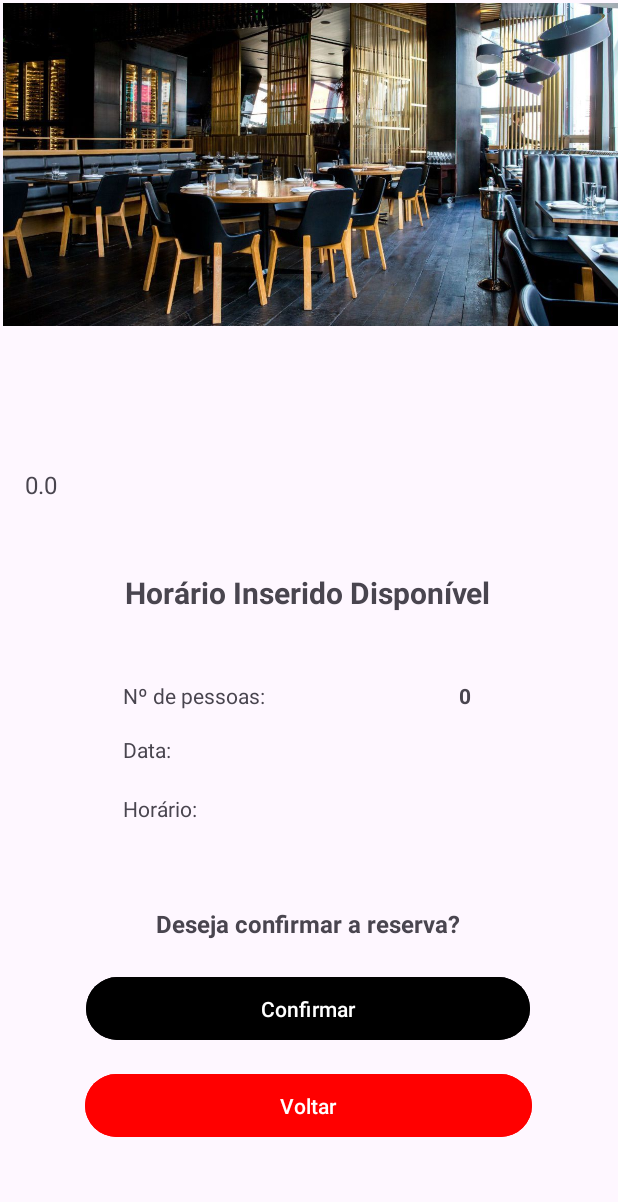
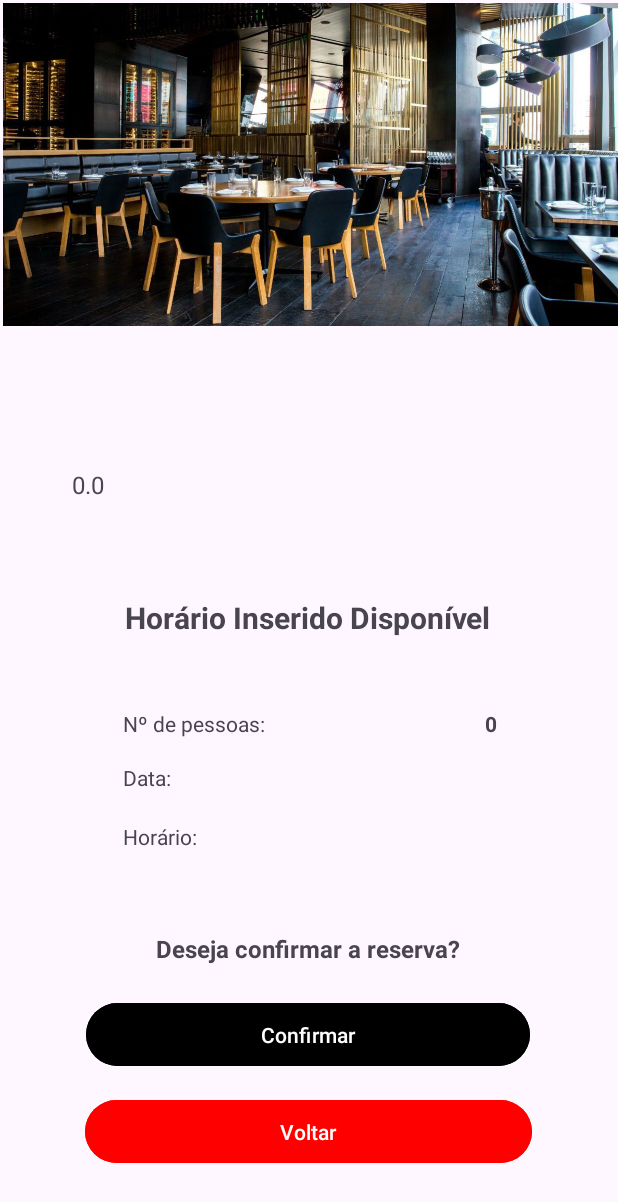
Before and after one commit to khuunsh68/DADM_TableTime, an Android app: the ConfirmReserveSelectedRestaurantActivity screen opened directly, with no data from a screen before it, on a phone screen of 412 x 824 dp. Shown: the top 1202 px of the screen. Run offline under Robolectric (Android 15) with nearby library versions, the phone set to English and light mode, and no system bars; our stand-ins replace Volley.

Commit message:
Funcionalidades novas e melhorias

```diff
--- a/TableTime/app/build.gradle.kts
+++ b/TableTime/app/build.gradle.kts
@@ -44,6 +44,7 @@ dependencies {
     implementation(libs.androidx.constraintlayout)
     implementation(libs.volley)
     implementation(libs.glide)
+    implementation(libs.picasso)
     testImplementation(libs.junit)
     androidTestImplementation(libs.androidx.junit)
     androidTestImplementation(libs.androidx.espresso.core)
--- a/TableTime/app/src/main/java/com/ua/tabletime/ConfirmReserveSelectedRestaurantActivity.kt
+++ b/TableTime/app/src/main/java/com/ua/tabletime/ConfirmReserveSelectedRestaurantActivity.kt
@@ -5,8 +5,8 @@ import android.os.Bundle
 import android.util.Log
 import android.widget.Button
 import android.widget.TextView
-import android.widget.Toast
 import androidx.activity.enableEdgeToEdge
+import androidx.appcompat.app.AlertDialog
 import androidx.appcompat.app.AppCompatActivity
 import androidx.core.view.ViewCompat
 import androidx.core.view.WindowInsetsCompat
@@ -18,6 +18,7 @@ class ConfirmReserveSelectedRestaurantActivity : AppCompatActivity() {
     lateinit var txtNomeRestauranteSelecionado: TextView
     lateinit var txtAvaliacaoRestauranteSelecionado: TextView
     lateinit var txtTipoCozinhaRestauranteSelecionado: TextView
+    lateinit var textEndereco: TextView
     lateinit var txtViewInfoNumeroPessoas: TextView
     lateinit var txtViewInfoData: TextView
     lateinit var txtViewInfoHorario: TextView
@@ -32,6 +33,7 @@ class ConfirmReserveSelectedRestaurantActivity : AppCompatActivity() {
     private var restaurantName: String? = null
     private var restaurantAvaliacao: Double = 0.0
     private var restaurantCuisine: String? = null
+    private var restaurantEndereco: String? = null
 
     override fun onCreate(savedInstanceState: Bundle?) {
         super.onCreate(savedInstanceState)
@@ -48,6 +50,7 @@ class ConfirmReserveSelectedRestaurantActivity : AppCompatActivity() {
             findViewById(R.id.textViewAvaliacaoRestauranteSelecionado)
         txtTipoCozinhaRestauranteSelecionado =
             findViewById(R.id.textViewTipoCozinhaRestauranteSelecionado)
+        textEndereco = findViewById(R.id.textEndereco)
         txtViewInfoNumeroPessoas = findViewById(R.id.textViewInfoNumeroPessoas)
         txtViewInfoData = findViewById(R.id.textViewInfoData)
         txtViewInfoHorario = findViewById(R.id.textViewInfoHorario)
@@ -62,10 +65,12 @@ class ConfirmReserveSelectedRestaurantActivity : AppCompatActivity() {
         restaurantName = sharedPref.getString("restaurant_name", "")
         restaurantAvaliacao = sharedPref.getFloat("restaurant_avaliacao", 0.0f).toDouble()
         restaurantCuisine = sharedPref.getString("restaurant_cuisine", "")
+        restaurantEndereco = sharedPref.getString("restaurant_endereco", "")
 
         txtNomeRestauranteSelecionado.text = restaurantName
-        txtAvaliacaoRestauranteSelecionado.text = restaurantAvaliacao.toString()
+        txtAvaliacaoRestauranteSelecionado.text = String.format("%.1f", restaurantAvaliacao)
         txtTipoCozinhaRestauranteSelecionado.text = restaurantCuisine
+        textEndereco.text = restaurantEndereco
         txtViewInfoNumeroPessoas.text = quantidade.toString()
         txtViewInfoData.text = dataReserva
         txtViewInfoHorario.text = horario
@@ -82,12 +87,12 @@ class ConfirmReserveSelectedRestaurantActivity : AppCompatActivity() {
                 fetchVerificarDisponibilidadeFromApi()
                 btnConfirmarReserva.isEnabled = false
             } else {
-                Toast.makeText(this, "Requisição já em andamento. Por favor, aguarde.", Toast.LENGTH_SHORT).show()
+                showDialog("Atenção", "Requisição já em andamento. Por favor, aguarde.")
             }
         }
 
         btnVoltar.setOnClickListener {
-            startActivity(Intent(this, SelectedRestaurantActivity::class.java))
+            finish()
         }
     }
 
@@ -110,24 +115,23 @@ class ConfirmReserveSelectedRestaurantActivity : AppCompatActivity() {
             { response ->
                 isRequestInProgress = false
                 val disponibilidade = response.getString("disponibilidade")
-                Toast.makeText(this, disponibilidade, Toast.LENGTH_LONG).show()
 
                 Log.d("ddd", disponibilidade)
                 if (disponibilidade == "horario disponivel") {
                     addReserva()
                 } else if (disponibilidade == "horario indisponivel") {
-                    Toast.makeText(this, "Horario indisponivel!\n Tente outro.", Toast.LENGTH_LONG).show()
+                    showDialog("Atenção", "Horário indisponível! Tente outro.")
                 }
             },
             { error ->
                 isRequestInProgress = false
                 val errorMsg = when (error.networkResponse?.statusCode) {
                     400 -> "Parâmetros inválidos."
-                    401 -> "Horario indisponivel!\n Tente outro."
+                    401 -> "Horário indisponível! Tente outro."
                     500 -> "Erro interno do servidor."
                     else -> "Erro: ${error.toString()}"
                 }
-                Toast.makeText(this, errorMsg, Toast.LENGTH_LONG).show()
+                showDialog("Erro", errorMsg)
             },
             mapOf("Authorization" to "Bearer $token", "Content-Type" to "application/json")
         )
@@ -154,7 +158,7 @@ class ConfirmReserveSelectedRestaurantActivity : AppCompatActivity() {
             Request.Method.POST, url, jsonObject,
             { response ->
                 isRequestInProgress = false
-                Toast.makeText(this, "Reserva adicionada com sucesso!", Toast.LENGTH_LONG).show()
+                showDialog("Sucesso", "Reserva adicionada com sucesso!")
                 startActivity(Intent(this, ReservaConfirmadaActivity::class.java))
             },
             { error ->
@@ -165,9 +169,17 @@ class ConfirmReserveSelectedRestaurantActivity : AppCompatActivity() {
                     500 -> "Erro interno do servidor."
                     else -> "Erro: ${error.toString()}"
                 }
-                Toast.makeText(this, errorMsg, Toast.LENGTH_LONG).show()
+                showDialog("Erro", errorMsg)
             },
             mapOf("Authorization" to "Bearer $token", "Content-Type" to "application/json")
         )
     }
+
+    private fun showDialog(title: String, message: String) {
+        val builder = AlertDialog.Builder(this)
+        builder.setTitle(title)
+        builder.setMessage(message)
+        builder.setPositiveButton("OK") { dialog, _ -> dialog.dismiss() }
+        builder.create().show()
+    }
 }
--- a/TableTime/app/src/main/java/com/ua/tabletime/ReservaConfirmadaActivity.kt
+++ b/TableTime/app/src/main/java/com/ua/tabletime/ReservaConfirmadaActivity.kt
@@ -15,6 +15,7 @@ class ReservaConfirmadaActivity: AppCompatActivity() {
     lateinit var textViewNomeRestaurante: TextView
     lateinit var textViewAvaliacaoRestaurante: TextView
     lateinit var textViewTipoCozinhaRestaurante: TextView
+    lateinit var textEndereco: TextView
 
     override fun onCreate(savedInstanceState: Bundle?) {
         super.onCreate(savedInstanceState)
@@ -30,6 +31,7 @@ class ReservaConfirmadaActivity: AppCompatActivity() {
         textViewNomeRestaurante = findViewById(R.id.textViewNomeRestauranteSelecionado)
         textViewAvaliacaoRestaurante = findViewById(R.id.textViewAvaliacaoRestauranteSelecionado)
         textViewTipoCozinhaRestaurante = findViewById(R.id.textViewTipoCozinhaRestauranteSelecionado)
+        textEndereco = findViewById(R.id.textEndereco)
 
         val sharedPref = getSharedPreferences("appPrefs", MODE_PRIVATE)
 
@@ -40,10 +42,12 @@ class ReservaConfirmadaActivity: AppCompatActivity() {
         val restaurantName = sharedPref.getString("restaurant_name", "")
         val restaurantAvaliacao = sharedPref.getFloat("restaurant_avaliacao", 0.0f).toDouble()
         val restaurantCuisine = sharedPref.getString("restaurant_cuisine", "")
+        val restaurantEndereco = sharedPref.getString("restaurant_endereco", "")
 
         textViewNomeRestaurante.text = restaurantName
-        textViewAvaliacaoRestaurante.text = restaurantAvaliacao.toString()
+        textViewAvaliacaoRestaurante.text = String.format("%.1f", restaurantAvaliacao)
         textViewTipoCozinhaRestaurante.text = restaurantCuisine
+        textEndereco.text = restaurantEndereco
 
         btnVoltarHomepage.setOnClickListener {
             startActivity(Intent(this, HomepageActivity::class.java))
--- a/TableTime/app/src/main/java/com/ua/tabletime/Restaurant.kt
+++ b/TableTime/app/src/main/java/com/ua/tabletime/Restaurant.kt
@@ -17,6 +17,7 @@ data class Restaurant(
         imageResource: String,
         name: String,
         cuisineType: String,
-        avaliacao: Double
-    ) : this(id, name, "", Time(0), Time(0), avaliacao, imageResource, cuisineType)
+        avaliacao: Double,
+        endereco: String
+    ) : this(id, name, endereco, Time(0), Time(0), avaliacao, imageResource, cuisineType)
 }
--- /dev/null
+++ b/TableTime/app/src/main/res/drawable/background_blur.xml
@@ -0,0 +1,4 @@
+<?xml version="1.0" encoding="utf-8"?>
+<shape xmlns:android="http://schemas.android.com/apk/res/android">
+    <solid android:color="#80000000" />
+</shape>
--- a/TableTime/app/src/main/res/layout/activity_confirm_reserve_selected_restaurant.xml
+++ b/TableTime/app/src/main/res/layout/activity_confirm_reserve_selected_restaurant.xml
@@ -9,14 +9,14 @@
 
     <TextView
         android:id="@+id/textViewTipoCozinhaRestauranteSelecionado"
-        android:layout_width="wrap_content"
+        android:layout_width="100dp"
         android:layout_height="wrap_content"
         android:text="Pizza"
         android:textAlignment="textEnd"
         android:textSize="16sp"
         app:layout_constraintBottom_toBottomOf="parent"
         app:layout_constraintEnd_toEndOf="parent"
-        app:layout_constraintHorizontal_bias="0.954"
+        app:layout_constraintHorizontal_bias="0.845"
         app:layout_constraintStart_toStartOf="parent"
         app:layout_constraintTop_toTopOf="parent"
         app:layout_constraintVertical_bias="0.389" />
@@ -42,20 +42,20 @@
         android:textStyle="bold"
         app:layout_constraintBottom_toBottomOf="parent"
         app:layout_constraintEnd_toEndOf="parent"
-        app:layout_constraintHorizontal_bias="0.166"
         app:layout_constraintStart_toStartOf="parent"
         app:layout_constraintTop_toTopOf="parent"
-        app:layout_constraintVertical_bias="0.335" />
+        app:layout_constraintVertical_bias="0.333" />
 
     <TextView
         android:id="@+id/textViewAvaliacaoRestauranteSelecionado"
-        android:layout_width="wrap_content"
+        android:layout_width="60dp"
         android:layout_height="wrap_content"
         android:text="4.3 ★"
+        android:textAlignment="textStart"
         android:textSize="16sp"
         app:layout_constraintBottom_toBottomOf="parent"
         app:layout_constraintEnd_toEndOf="parent"
-        app:layout_constraintHorizontal_bias="0.042"
+        app:layout_constraintHorizontal_bias="0.136"
         app:layout_constraintStart_toStartOf="parent"
         app:layout_constraintTop_toTopOf="parent"
         app:layout_constraintVertical_bias="0.389" />
@@ -72,7 +72,20 @@
         app:layout_constraintHorizontal_bias="0.496"
         app:layout_constraintStart_toStartOf="parent"
         app:layout_constraintTop_toTopOf="@+id/imageViewRestauranteSelecionado"
-        app:layout_constraintVertical_bias="0.477" />
+        app:layout_constraintVertical_bias="0.498" />
+
+    <TextView
+        android:id="@+id/textView8"
+        android:layout_width="wrap_content"
+        android:layout_height="wrap_content"
+        android:text="Data:"
+        android:textAlignment="textStart"
+        app:layout_constraintBottom_toBottomOf="parent"
+        app:layout_constraintEnd_toEndOf="parent"
+        app:layout_constraintHorizontal_bias="0.216"
+        app:layout_constraintStart_toStartOf="parent"
+        app:layout_constraintTop_toTopOf="parent"
+        app:layout_constraintVertical_bias="0.632" />
 
     <TextView
         android:id="@+id/textView7"
@@ -85,20 +98,7 @@
         app:layout_constraintHorizontal_bias="0.259"
         app:layout_constraintStart_toStartOf="parent"
         app:layout_constraintTop_toTopOf="parent"
-        app:layout_constraintVertical_bias="0.564" />
-
-    <TextView
-        android:id="@+id/textView8"
-        android:layout_width="wrap_content"
-        android:layout_height="wrap_content"
-        android:text="Data:"
-        android:textAlignment="textStart"
-        app:layout_constraintBottom_toBottomOf="parent"
-        app:layout_constraintEnd_toEndOf="parent"
-        app:layout_constraintHorizontal_bias="0.216"
-        app:layout_constraintStart_toStartOf="parent"
-        app:layout_constraintTop_toTopOf="parent"
-        app:layout_constraintVertical_bias="0.609" />
+        app:layout_constraintVertical_bias="0.587" />
 
     <TextView
         android:id="@+id/textView9"
@@ -111,49 +111,62 @@
         app:layout_constraintHorizontal_bias="0.227"
         app:layout_constraintStart_toStartOf="parent"
         app:layout_constraintTop_toTopOf="parent"
-        app:layout_constraintVertical_bias="0.658" />
-
-    <TextView
-        android:id="@+id/textViewInfoNumeroPessoas"
-        android:layout_width="wrap_content"
-        android:layout_height="wrap_content"
-        android:text="2827349234"
-        android:textAlignment="textEnd"
-        android:textStyle="bold"
-        app:layout_constraintBottom_toBottomOf="parent"
-        app:layout_constraintEnd_toEndOf="parent"
-        app:layout_constraintHorizontal_bias="0.758"
-        app:layout_constraintStart_toStartOf="parent"
-        app:layout_constraintTop_toTopOf="parent"
-        app:layout_constraintVertical_bias="0.564" />
+        app:layout_constraintVertical_bias="0.681" />
 
     <TextView
         android:id="@+id/textViewInfoData"
-        android:layout_width="wrap_content"
+        android:layout_width="100dp"
         android:layout_height="wrap_content"
         android:text="04/06/2024"
         android:textAlignment="textEnd"
         android:textStyle="bold"
         app:layout_constraintBottom_toBottomOf="parent"
         app:layout_constraintEnd_toEndOf="parent"
-        app:layout_constraintHorizontal_bias="0.761"
+        app:layout_constraintHorizontal_bias="0.742"
         app:layout_constraintStart_toStartOf="parent"
         app:layout_constraintTop_toTopOf="parent"
-        app:layout_constraintVertical_bias="0.609" />
+        app:layout_constraintVertical_bias="0.632" />
 
     <TextView
         android:id="@+id/textViewInfoHorario"
-        android:layout_width="wrap_content"
+        android:layout_width="70dp"
         android:layout_height="wrap_content"
         android:text="19h43"
         android:textAlignment="textEnd"
         android:textStyle="bold"
         app:layout_constraintBottom_toBottomOf="parent"
         app:layout_constraintEnd_toEndOf="parent"
-        app:layout_constraintHorizontal_bias="0.784"
+        app:layout_constraintHorizontal_bias="0.765"
         app:layout_constraintStart_toStartOf="parent"
         app:layout_constraintTop_toTopOf="parent"
-        app:layout_constraintVertical_bias="0.658" />
+        app:layout_constraintVertical_bias="0.681" />
+
+    <TextView
+        android:id="@+id/textViewInfoNumeroPessoas"
+        android:layout_width="50dp"
+        android:layout_height="wrap_content"
+        android:text="22"
+        android:textAlignment="textEnd"
+        android:textStyle="bold"
+        app:layout_constraintBottom_toBottomOf="parent"
+        app:layout_constraintEnd_toEndOf="parent"
+        app:layout_constraintHorizontal_bias="0.778"
+        app:layout_constraintStart_toStartOf="parent"
+        app:layout_constraintTop_toTopOf="parent"
+        app:layout_constraintVertical_bias="0.587" />
+
+    <Button
+        android:id="@+id/buttonConfirmarReserva"
+        android:layout_width="296dp"
+        android:layout_height="50dp"
+        android:backgroundTint="#000000"
+        android:text="Confirmar"
+        app:layout_constraintBottom_toBottomOf="parent"
+        app:layout_constraintEnd_toEndOf="parent"
+        app:layout_constraintHorizontal_bias="0.495"
+        app:layout_constraintStart_toStartOf="parent"
+        app:layout_constraintTop_toTopOf="@+id/imageViewRestauranteSelecionado"
+        app:layout_constraintVertical_bias="0.858" />
 
     <TextView
         android:id="@+id/textView13"
@@ -167,20 +180,7 @@
         app:layout_constraintHorizontal_bias="0.497"
         app:layout_constraintStart_toStartOf="parent"
         app:layout_constraintTop_toTopOf="parent"
-        app:layout_constraintVertical_bias="0.754" />
-
-    <Button
-        android:id="@+id/buttonConfirmarReserva"
-        android:layout_width="296dp"
-        android:layout_height="50dp"
-        android:backgroundTint="#000000"
-        android:text="Confirmar"
-        app:layout_constraintBottom_toBottomOf="parent"
-        app:layout_constraintEnd_toEndOf="parent"
-        app:layout_constraintHorizontal_bias="0.495"
-        app:layout_constraintStart_toStartOf="parent"
-        app:layout_constraintTop_toTopOf="@+id/imageViewRestauranteSelecionado"
-        app:layout_constraintVertical_bias="0.836" />
+        app:layout_constraintVertical_bias="0.775" />
 
     <Button
         android:id="@+id/buttonVoltar"
@@ -193,6 +193,20 @@
         app:layout_constraintHorizontal_bias="0.495"
         app:layout_constraintStart_toStartOf="parent"
         app:layout_constraintTop_toTopOf="parent"
-        app:layout_constraintVertical_bias="0.92" />
+        app:layout_constraintVertical_bias="0.942" />
+
+    <TextView
+        android:id="@+id/textEndereco"
+        android:layout_width="315dp"
+        android:layout_height="23dp"
+        android:maxLines="2"
+        android:text="Endereço"
+        android:textAlignment="textStart"
+        android:textSize="14dp"
+        app:layout_constraintBottom_toBottomOf="parent"
+        app:layout_constraintEnd_toEndOf="parent"
+        app:layout_constraintStart_toStartOf="parent"
+        app:layout_constraintTop_toTopOf="parent"
+        app:layout_constraintVertical_bias="0.442" />
 
 </androidx.constraintlayout.widget.ConstraintLayout>
--- a/TableTime/app/src/main/res/layout/create_account.xml
+++ b/TableTime/app/src/main/res/layout/create_account.xml
@@ -78,7 +78,7 @@
         android:id="@+id/textViewErro"
         android:layout_width="wrap_content"
         android:layout_height="wrap_content"
-        android:text="Mensagem de erro"
+        android:text=""
         android:textAlignment="center"
         android:textColor="#F44336"
         app:layout_constraintBottom_toTopOf="@+id/textViewNaoConta"
--- a/TableTime/gradle/libs.versions.toml
+++ b/TableTime/gradle/libs.versions.toml
@@ -11,6 +11,7 @@ activity = "1.8.2"
 constraintlayout = "2.1.4"
 volley = "1.2.1"
 glide = "4.12.0"
+picasso = "2.8"
 
 [libraries]
 androidx-core-ktx = { group = "androidx.core", name = "core-ktx", version.ref = "coreKtx" }
@@ -24,6 +25,7 @@ androidx-constraintlayout = { group = "androidx.constraintlayout", name = "const
 volley = { group = "com.android.volley", name = "volley", version.ref = "volley" }
 glide = { group = "com.github.bumptech.glide", name = "glide", version.ref = "glide" }
 glide_compiler = { group = "com.github.bumptech.glide", name = "compiler", version.ref = "glide" }
+picasso = { group = "com.squareup.picasso", name = "picasso", version.ref = "picasso" }
 
 [plugins]
 androidApplication = { id = "com.android.application", version.ref = "agp" }
```
Also changed, not shown: TableTime/app/src/main/java/com/ua/tabletime/ContaInformacoesActivity.kt (+29 -17 lines), TableTime/app/src/main/java/com/ua/tabletime/HomepageActivity.kt (+14 -1 lines), TableTime/app/src/main/java/com/ua/tabletime/LoginActivity.kt (+20 -6 lines), TableTime/app/src/main/java/com/ua/tabletime/SelectedRestaurantActivity.kt (+42 -55 lines), TableTime/app/src/main/res/layout/activity_conta_informacoes.xml (+28 -11 lines), TableTime/app/src/main/res/layout/activity_homepage.xml (+37 -14 lines), TableTime/app/src/main/res/layout/activity_reserva_confirmada.xml (+21 -6 lines), TableTime/app/src/main/res/layout/activity_selected_restaurant.xml (+49 -31 lines), 1 other file.
